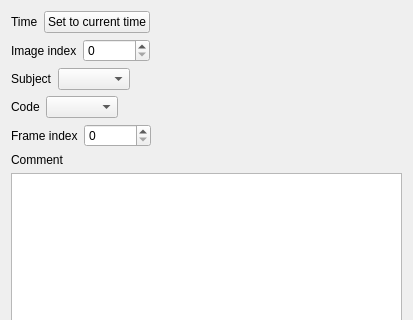
Old version of the form boris/edit_event.ui in the repository olivierfriard/BORIS; both pictures show x 0 to 413 and y 0 to 320 of the 413 by 488 pixel window.
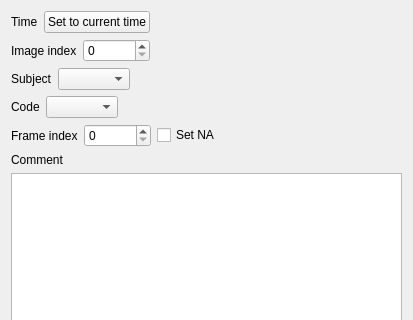
New version of the form.

Diff of the .ui file:
```diff
--- a/boris/edit_event.ui
+++ b/boris/edit_event.ui
@@ -153,6 +153,13 @@
        </property>
       </widget>
      </item>
+     <item>
+      <widget class="QCheckBox" name="cb_set_frame_idx_na">
+       <property name="text">
+        <string>Set NA</string>
+       </property>
+      </widget>
+     </item>
      <item>
       <spacer name="horizontalSpacer_5">
        <property name="orientation">
```
